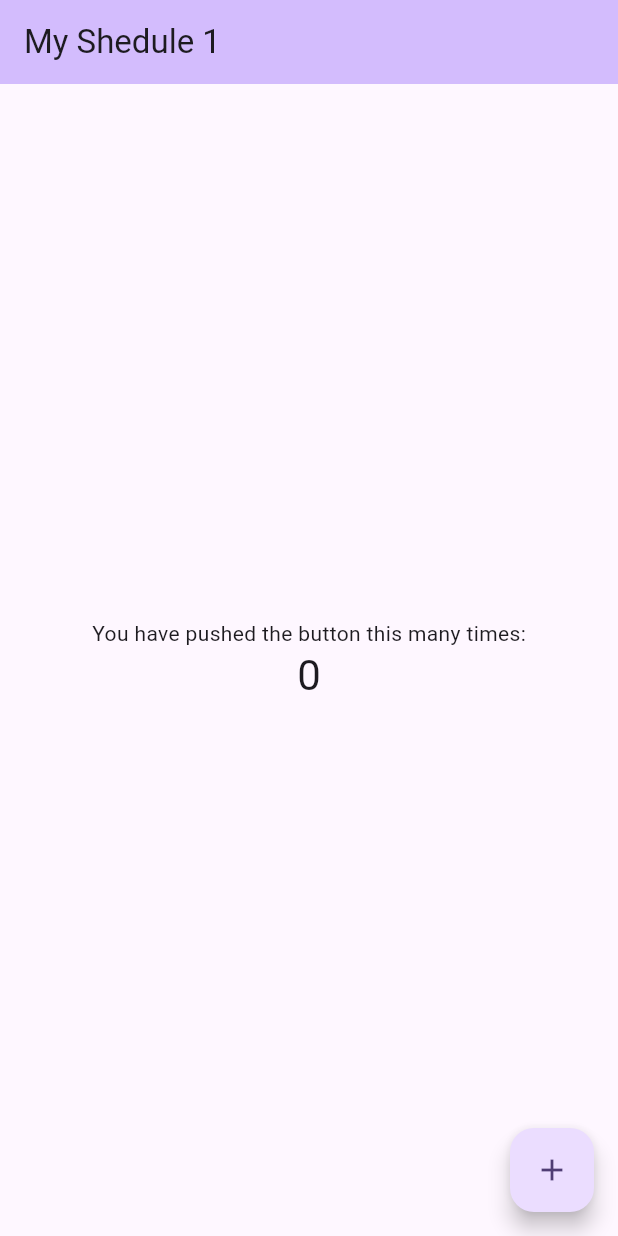
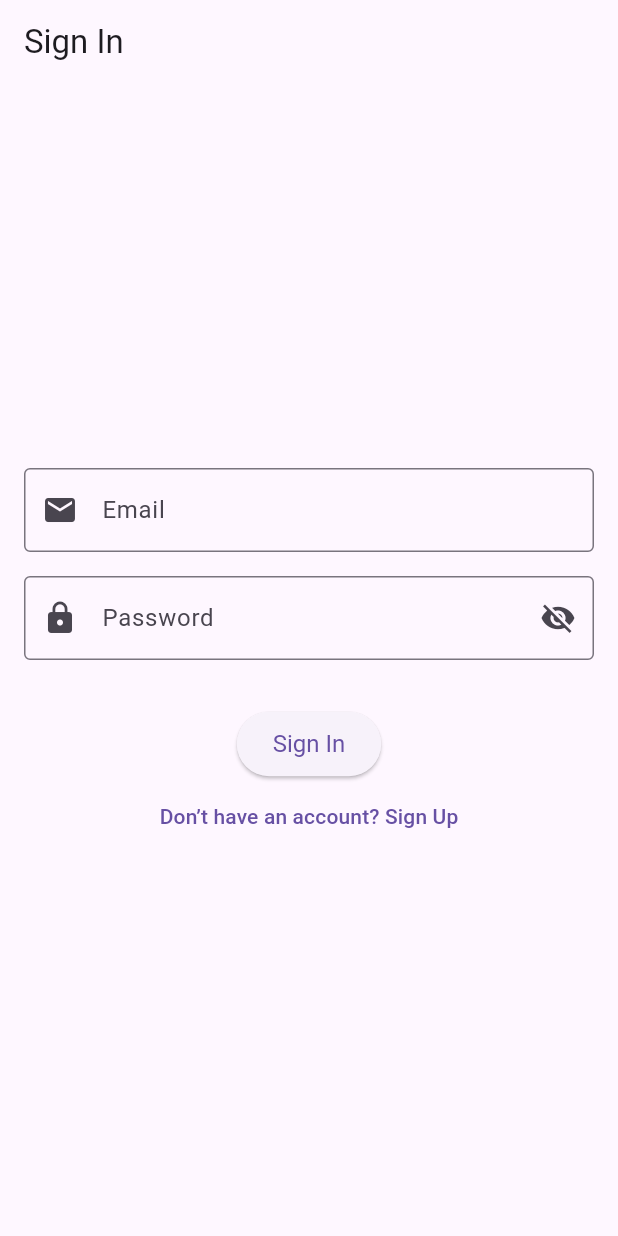
Before and after one commit to Abzal-code/my-schedule, a Flutter app: the screen it shows after launch, on a phone screen of 412 x 824 dp. Run offline on Flutter 3.47's test engine with Material 3 defaults, Android fonts, the phone set to English and light mode, and no system bars; our stand-ins replace equatable, firebase_auth, firebase_core; accounts and stored records are empty.

Commit message:
create auth feature

```diff
--- a/lib/core/error/exception.dart
+++ b/lib/core/error/exception.dart
@@ -0,0 +1,5 @@
+class Failure {
+  final String message;
+
+  Failure({required this.message});
+}
--- a/lib/core/services/firebase/auth.dart
+++ b/lib/core/services/firebase/auth_services.dart
@@ -1,21 +1,18 @@
 import 'package:firebase_auth/firebase_auth.dart';
 
-abstract class Auth {
+abstract class AuthServices {
   Future<void> signIn(String email, String password);
   Future<void> signUp(String email, String password);
   Future<void> signOut();
 }
 
-class AuthImpl extends Auth {
+class AuthServicesImpl extends AuthServices {
   final FirebaseAuth _auth = FirebaseAuth.instance;
 
-  AuthImpl();
+  AuthServicesImpl();
 
   @override
-  Future<void> signIn(
-    String email,
-    String password,
-  ) async {
+  Future<void> signIn(String email, String password) async {
     await _auth.signInWithEmailAndPassword(
       email: email,
       password: password,
@@ -23,10 +20,7 @@ class AuthImpl extends Auth {
   }
 
   @override
-  Future<void> signUp(
-    String email,
-    String password,
-  ) async {
+  Future<void> signUp(String email, String password) async {
     await _auth.createUserWithEmailAndPassword(
       email: email,
       password: password,
--- /dev/null
+++ b/lib/features/auth/data/repositories/auth_repositoryimpl.dart
@@ -0,0 +1,21 @@
+import 'package:my_shedule/core/services/firebase/auth_services.dart';
+import 'package:my_shedule/features/auth/domain/repositories/auth_repository.dart';
+
+class AuthRepositoryimpl implements AuthRepository {
+  final AuthServices _services = AuthServicesImpl();
+
+  @override
+  Future<void> signIn(String email, String password) async {
+    await _services.signIn(email, password);
+  }
+
+  @override
+  Future<void> signOut() async {
+    await _services.signOut();
+  }
+
+  @override
+  Future<void> signUp(String email, String password) async {
+    await _services.signUp(email, password);
+  }
+}
--- /dev/null
+++ b/lib/features/auth/domain/repositories/auth_repository.dart
@@ -0,0 +1,5 @@
+abstract class AuthRepository {
+  Future<void> signIn(String email, String password);
+  Future<void> signUp(String email, String password);
+  Future<void> signOut();
+}
--- /dev/null
+++ b/lib/features/auth/domain/usecases/auth_params.dart
@@ -0,0 +1,6 @@
+class AuthParams {
+  final String email;
+  final String password;
+
+  AuthParams({required this.email, required this.password});
+}
--- /dev/null
+++ b/lib/features/auth/domain/usecases/sign_in_usecase.dart
@@ -0,0 +1,21 @@
+import 'package:my_shedule/core/usecases/usecase.dart';
+import 'package:my_shedule/features/auth/domain/repositories/auth_repository.dart';
+import 'package:my_shedule/features/auth/domain/usecases/auth_params.dart';
+
+class SignInUseCase implements UseCase<void, AuthParams> {
+  final AuthRepository _authRepository;
+
+  SignInUseCase(this._authRepository);
+
+  @override
+  Future<void> call(AuthParams params) async {
+    // Бизнес-логика и валидация
+    if (params.email.isEmpty || params.password.isEmpty) {
+      throw ArgumentError('Email and password cannot be empty');
+    }
+    await _authRepository.signIn(
+      params.email,
+      params.password,
+    );
+  }
+}
--- /dev/null
+++ b/lib/features/auth/domain/usecases/sign_up_usecase.dart
@@ -0,0 +1,20 @@
+import 'package:my_shedule/core/usecases/usecase.dart';
+import 'package:my_shedule/features/auth/domain/repositories/auth_repository.dart';
+import 'package:my_shedule/features/auth/domain/usecases/auth_params.dart';
+
+class SignUpUsecase extends UseCase<void, AuthParams> {
+  final AuthRepository _authRepository;
+
+  SignUpUsecase(this._authRepository);
+  @override
+  Future<void> call(AuthParams params) async {
+    // Бизнес-логика и валидация
+    if (params.email.isEmpty || params.password.isEmpty) {
+      throw ArgumentError('Email and password cannot be empty');
+    }
+    await _authRepository.signUp(
+      params.email,
+      params.password,
+    );
+  }
+}
--- /dev/null
+++ b/lib/features/auth/presentation/screens/sign_in_screen.dart
@@ -0,0 +1,64 @@
+import 'package:flutter/material.dart';
+import 'package:my_shedule/core/services/firebase/auth_services.dart';
+import 'package:my_shedule/features/auth/presentation/screens/sign_up_screen.dart';
+import '../widgets/custom_text_field.dart';
+import '../widgets/custom_button.dart';
+
+class SignInScreen extends StatelessWidget {
+  final TextEditingController emailController = TextEditingController();
+  final TextEditingController passwordController = TextEditingController();
+  final AuthServices _authServices = AuthServicesImpl();
+
+  despose() {
+    emailController.dispose();
+    passwordController.dispose();
+  }
+
+  SignInScreen({super.key});
+
+  @override
+  Widget build(BuildContext context) {
+    return Scaffold(
+      appBar: AppBar(title: const Text('Sign In')),
+      body: Padding(
+        padding: const EdgeInsets.all(16.0),
+        child: Column(
+          mainAxisAlignment: MainAxisAlignment.center,
+          children: [
+            CustomTextField(
+              controller: emailController,
+              hintText: 'Email',
+              icon: Icons.email,
+              keyboardType: TextInputType.emailAddress,
+            ),
+            const SizedBox(height: 16),
+            CustomTextField(
+              controller: passwordController,
+              hintText: 'Password',
+              icon: Icons.lock,
+              obscureText: true,
+              keyboardType: TextInputType.visiblePassword,
+            ),
+            const SizedBox(height: 32),
+            CustomButton(
+              label: 'Sign In',
+              onPressed: () {
+                _authServices.signIn(
+                  emailController.text.trim(),
+                  passwordController.text.trim(),
+                );
+              },
+            ),
+            TextButton(
+              onPressed: () {
+                Navigator.push(context,
+                    MaterialPageRoute(builder: (context) => SignUpScreen()));
+              },
+              child: const Text('Don’t have an account? Sign Up'),
+            ),
+          ],
+        ),
+      ),
+    );
+  }
+}
--- /dev/null
+++ b/lib/features/auth/presentation/widgets/custom_button.dart
@@ -0,0 +1,24 @@
+import 'package:flutter/material.dart';
+
+class CustomButton extends StatelessWidget {
+  final String label;
+  final VoidCallback onPressed;
+
+  const CustomButton({
+    super.key,
+    required this.label,
+    required this.onPressed,
+  });
+
+  @override
+  Widget build(BuildContext context) {
+    return ElevatedButton(
+      onPressed: onPressed,
+      style: ElevatedButton.styleFrom(
+        padding: const EdgeInsets.symmetric(horizontal: 24, vertical: 12),
+        textStyle: const TextStyle(fontSize: 16),
+      ),
+      child: Text(label),
+    );
+  }
+}
--- /dev/null
+++ b/lib/features/auth/presentation/widgets/custom_text_field.dart
@@ -0,0 +1,51 @@
+import 'package:flutter/material.dart';
+
+class CustomTextField extends StatefulWidget {
+  final TextEditingController controller;
+  final TextInputType? keyboardType;
+  final String hintText;
+  final IconData icon;
+  final bool obscureText;
+
+  const CustomTextField({
+    super.key,
+    required this.controller,
+    required this.hintText,
+    required this.icon,
+    this.obscureText = false,
+    this.keyboardType,
+  });
+
+  @override
+  State<CustomTextField> createState() => _CustomTextFieldState();
+}
+
+class _CustomTextFieldState extends State<CustomTextField> {
+  bool _passwordVisible = false;
+
+  @override
+  Widget build(BuildContext context) {
+    return TextField(
+      controller: widget.controller,
+      decoration: InputDecoration(
+        prefixIcon: Icon(widget.icon),
+        hintText: widget.hintText,
+        border: const OutlineInputBorder(),
+        suffixIcon: widget.obscureText
+            ? IconButton(
+                onPressed: () {
+                  setState(() {
+                    _passwordVisible = !_passwordVisible;
+                  });
+                },
+                icon: Icon(
+                  _passwordVisible ? Icons.visibility : Icons.visibility_off,
+                ),
+              )
+            : null,
+      ),
+      obscureText: _passwordVisible ? false : widget.obscureText,
+      keyboardType: widget.keyboardType,
+    );
+  }
+}
--- a/lib/main.dart
+++ b/lib/main.dart
@@ -1,130 +1,22 @@
 import 'package:firebase_core/firebase_core.dart';
 import 'package:flutter/material.dart';
+import 'package:my_shedule/core/services/firebase_options.dart';
+import 'package:my_shedule/features/auth/presentation/screens/sign_in_screen.dart';
 
 void main() async {
   WidgetsFlutterBinding.ensureInitialized();
-  await Firebase.initializeApp();
+  await Firebase.initializeApp(options: DefaultFirebaseOptions.currentPlatform);
   runApp(const MyApp());
 }
 
 class MyApp extends StatelessWidget {
   const MyApp({super.key});
 
-  // This widget is the root of your application.
   @override
   Widget build(BuildContext context) {
     return MaterialApp(
-      title: 'Flutter Demo',
-      theme: ThemeData(
-        // This is the theme of your application.
-        //
-        // TRY THIS: Try running your application with "flutter run". You'll see
-        // the application has a purple toolbar. Then, without quitting the app,
-        // try changing the seedColor in the colorScheme below to Colors.green
-        // and then invoke "hot reload" (save your changes or press the "hot
-        // reload" button in a Flutter-supported IDE, or press "r" if you used
-        // the command line to start the app).
-        //
-        // Notice that the counter didn't reset back to zero; the application
-        // state is not lost during the reload. To reset the state, use hot
-        // restart instead.
-        //
-        // This works for code too, not just values: Most code changes can be
-        // tested with just a hot reload.
-        colorScheme: ColorScheme.fromSeed(seedColor: Colors.deepPurple),
-        useMaterial3: true,
-      ),
-      home: const MyHomePage(title: 'My Shedule 1'),
+      debugShowCheckedModeBanner: false,
+      home: SignInScreen(),
     );
   }
 }
-
-class MyHomePage extends StatefulWidget {
-  const MyHomePage({super.key, required this.title});
-
-  // This widget is the home page of your application. It is stateful, meaning
-  // that it has a State object (defined below) that contains fields that affect
-  // how it looks.
-
-  // This class is the configuration for the state. It holds the values (in this
-  // case the title) provided by the parent (in this case the App widget) and
-  // used by the build method of the State. Fields in a Widget subclass are
-  // always marked "final".
-
-  final String title;
-
-  @override
-  State<MyHomePage> createState() => _MyHomePageState();
-}
-
-class _MyHomePageState extends State<MyHomePage> {
-  int _counter = 0;
-
-  void _incrementCounter() {
-    setState(() {
-      // This call to setState tells the Flutter framework that something has
-      // changed in this State, which causes it to rerun the build method below
-      // so that the display can reflect the updated values. If we changed
-      // _counter without calling setState(), then the build method would not be
-      // called again, and so nothing would appear to happen.
-      _counter++;
-    });
-  }
-
-  @override
-  Widget build(BuildContext context) {
-    // This method is rerun every time setState is called, for instance as done
-    // by the _incrementCounter method above.
-    //
-    // The Flutter framework has been optimized to make rerunning build methods
-    // fast, so that you can just rebuild anything that needs updating rather
-    // than having to individually change instances of widgets.
-    return Scaffold(
-      appBar: AppBar(
-        // TRY THIS: Try changing the color here to a specific color (to
-        // Colors.amber, perhaps?) and trigger a hot reload to see the AppBar
-        // change color while the other colors stay the same.
-        backgroundColor: Theme.of(context).colorScheme.inversePrimary,
-        // Here we take the value from the MyHomePage object that was created by
-        // the App.build method, and use it to set our appbar title.
-        title: Text(widget.title),
-      ),
-      body: Center(
-        // Center is a layout widget. It takes a single child and positions it
-        // in the middle of the parent.
-        child: Column(
-          // Column is also a layout widget. It takes a list of children and
-          // arranges them vertically. By default, it sizes itself to fit its
-          // children horizontally, and tries to be as tall as its parent.
-          //
-          // Column has various properties to control how it sizes itself and
-          // how it positions its children. Here we use mainAxisAlignment to
-          // center the children vertically; the main axis here is the vertical
-          // axis because Columns are vertical (the cross axis would be
-          // horizontal).
-          //
-          // TRY THIS: Invoke "debug painting" (choose the "Toggle Debug Paint"
-          // action in the IDE, or press "p" in the console), to see the
-          // wireframe for each widget.
-          mainAxisAlignment: MainAxisAlignment.center,
-          children: <Widget>[
-            const Text(
-              'You have pushed the button this many times:',
-            ),
-            RepaintBoundary(
-              child: Text(
-                '$_counter',
-                style: Theme.of(context).textTheme.headlineMedium,
-              ),
-            ),
-          ],
-        ),
-      ),
-      floatingActionButton: FloatingActionButton(
-        onPressed: _incrementCounter,
-        tooltip: 'Increment',
-        child: const Icon(Icons.add),
-      ), // This trailing comma makes auto-formatting nicer for build methods.
-    );
-  }
-}
```
Also changed, not shown: lib/core/usecases/usecase.dart (added, +11 -0 lines), lib/core/utils/helpers.dart (+18 -0 lines), lib/features/auth/domain/usecases/sign_out_usecase.dart (added, +15 -0 lines), lib/features/auth/presentation/screens/sign_up_screen.dart (added, +74 -0 lines), pubspec.yaml (+4 -3 lines), lib/core/error/error.dart (line endings or trailing spaces), pubspec.lock, 1 other file.
